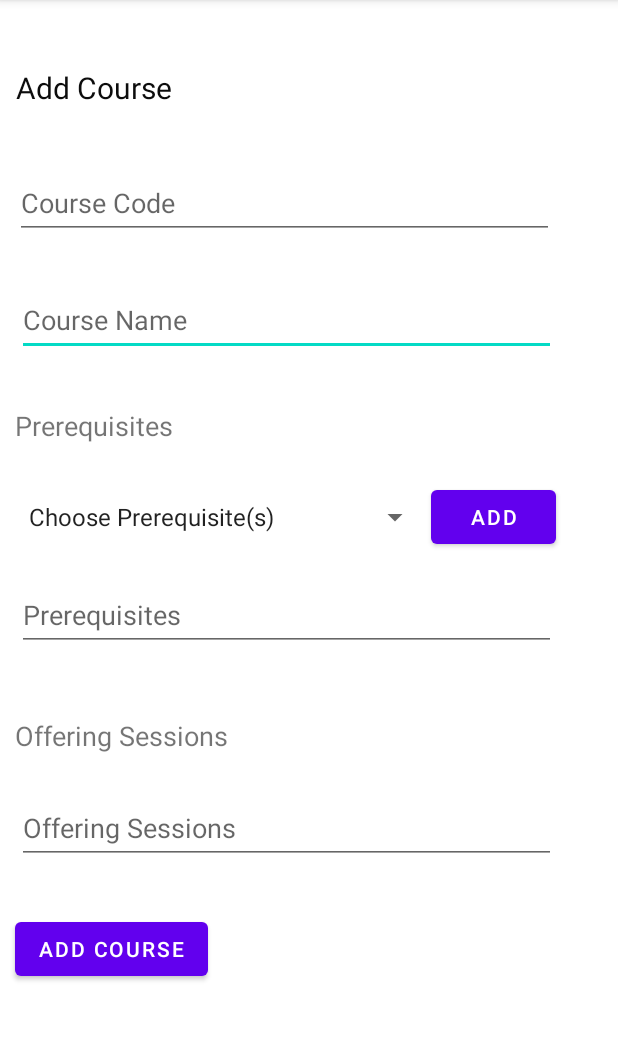
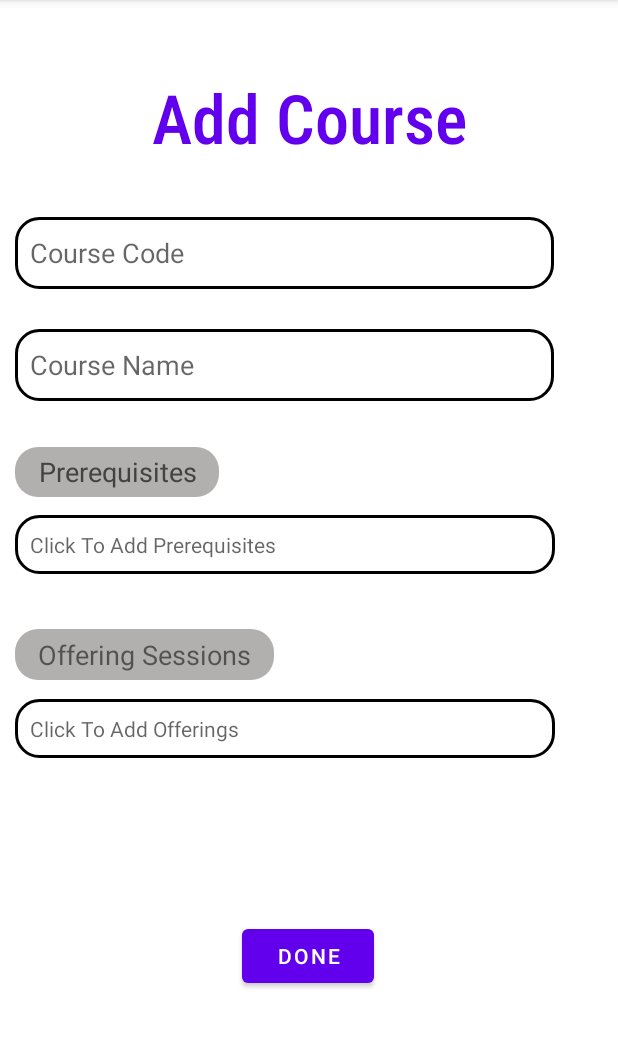
Before and after one commit to aks-456/b07-project, an Android app: the AddCourseAdmin screen opened directly, with no data from a screen before it, on a phone screen of 412 x 824 dp, the part 84-1132 px from its top. Run offline under Robolectric (Android 15) with nearby library versions, the phone set to English and light mode, and no system bars; our stand-ins replace Firebase (no records; nobody signed in at launch, a user with empty details on screens opened directly).

Commit message:
Debugging the Add Course Page
Debugging the Add Course Page

```diff
--- a/B07Project/app/src/main/java/com/example/b07project/AddCourseAdmin.java
+++ b/B07Project/app/src/main/java/com/example/b07project/AddCourseAdmin.java
@@ -3,14 +3,15 @@ package com.example.b07project;
 import androidx.annotation.NonNull;
 import androidx.appcompat.app.AppCompatActivity;
 
+import android.app.AlertDialog;
+import android.content.DialogInterface;
 import android.content.Intent;
 import android.os.Bundle;
 import android.util.Log;
 import android.view.View;
-import android.widget.ArrayAdapter;
 import android.widget.Button;
 import android.widget.EditText;
-import android.widget.Spinner;
+import android.widget.TextView;
 import android.widget.Toast;
 
 import com.google.android.gms.tasks.OnCompleteListener;
@@ -22,14 +23,19 @@ import com.google.firebase.database.DatabaseReference;
 import com.google.firebase.database.FirebaseDatabase;
 
 import java.util.ArrayList;
+import java.util.Collections;
 
 public class AddCourseAdmin extends AppCompatActivity {
 
-    EditText etCourseName, etCourseCode, etCourseOfferings, etPrerequisites;
-    Button btnAddCourse, btnAddPre;
-    Spinner spPre;
+    EditText etCourseName, etCourseCode;
+    TextView textviewpre, textviewoff;
+    Button finished_button;
+    private DatabaseReference mDatabase;
+    boolean[] selectedOptions, selectedOptions2;
+    ArrayList<Integer> selectedList = new ArrayList<>();
+    ArrayList<Integer> selectedList2 = new ArrayList<>();
 
-    private DatabaseReference mDatabase;
+
 
     @Override
     protected void onCreate(Bundle savedInstanceState) {
@@ -40,12 +46,10 @@ public class AddCourseAdmin extends AppCompatActivity {
 
         etCourseName = (EditText)findViewById(R.id.etCourseName);
         etCourseCode = (EditText)findViewById(R.id.etCourseCode);
-        etCourseOfferings = (EditText)findViewById(R.id.etCourseOfferings);
-        etPrerequisites = (EditText)findViewById(R.id.etPrerequisities);
-        btnAddCourse = (Button)findViewById(R.id.btnAddCourse);
-        btnAddPre = (Button)findViewById(R.id.btnAddPre);
-        spPre = (Spinner)findViewById(R.id.spPre);
+        textviewpre = (TextView)findViewById(R.id.textview_pre);
+        textviewoff = (TextView)findViewById(R.id.textview_off);
 
+        finished_button = (Button)findViewById(R.id.button_done);
 
         //Get current signed in user
         FirebaseUser user = FirebaseAuth.getInstance().getCurrentUser();
@@ -60,7 +64,6 @@ public class AddCourseAdmin extends AppCompatActivity {
 
         //Populate array for Prerequisites Dropdown
         ArrayList<String> preItems=new ArrayList<String>();
-        preItems.add("Choose Prerequisite(s)");
 
         //Get list of courses from firebase -- from admin id
         mDatabase.child("admin_courses").get().addOnCompleteListener(new OnCompleteListener<DataSnapshot>() {
@@ -76,38 +79,178 @@ public class AddCourseAdmin extends AppCompatActivity {
                     }
 
                 }
+                selectedOptions = new boolean[preItems.size()];
             }
         });
+        textviewpre.setOnClickListener(new View.OnClickListener() {
+            @Override
+            public void onClick(View view) {
+                AlertDialog.Builder builder = new AlertDialog.Builder(AddCourseAdmin.this);
+                builder.setTitle("Select Prerequisites");
+                builder.setCancelable(false);
+                String[] arr = preItems.toArray(new String[preItems.size()]);
 
-        // use default spinner item to show options in spinner
-        ArrayAdapter<String> preAdapter = new ArrayAdapter<String>(this, android.R.layout.simple_spinner_item, preItems);
-        spPre.setAdapter(preAdapter);
+                builder.setMultiChoiceItems(arr, selectedOptions, new DialogInterface.OnMultiChoiceClickListener() {
+                    @Override
+                    public void onClick(DialogInterface dialogInterface, int i, boolean b) {
+                        if (b) {
+                            selectedList.add(i);
+                            Collections.sort(selectedList);
+                        } else {
+                            selectedList.remove(Integer.valueOf(i));
+                        }
+                    }
+                });
+                builder.setPositiveButton("Done", new DialogInterface.OnClickListener() {
+                    @Override
+                    public void onClick(DialogInterface dialogInterface, int i) {
+                        // Initialize string builder
+                        StringBuilder stringBuilder = new StringBuilder();
+                        // use for loop
+                        for (int j = 0; j < selectedList.size(); j++) {
+                            // concat array value
+                            stringBuilder.append(arr[selectedList.get(j)]);
+                            // check condition
+                            if (j != selectedList.size() - 1) {
+                                stringBuilder.append(", ");
+                            }
+                        }
+                        // set text on textView
+                        textviewpre.setText(stringBuilder.toString());
+                    }
+                });
+                builder.setNegativeButton("Cancel", new DialogInterface.OnClickListener() {
+                    @Override
+                    public void onClick(DialogInterface dialogInterface, int i) {
+                        // dismiss dialog
+                        dialogInterface.dismiss();
+                    }
+                });
+                builder.setNeutralButton("Clear All", new DialogInterface.OnClickListener() {
+                    @Override
+                    public void onClick(DialogInterface dialogInterface, int i) {
+                        // use for loop
+                        for (int j = 0; j < selectedOptions.length; j++) {
+                            // remove all selection
+                            selectedOptions[j] = false;
+                            // clear language list
+                            selectedList.clear();
+                            // clear text view value
+                            textviewpre.setText("");
+                        }
+                    }
+                });
+                builder.show();
 
-        btnAddPre.setOnClickListener(new View.OnClickListener() {
+            }
+        });
+        textviewoff.setOnClickListener(new View.OnClickListener() {
             @Override
-            public void onClick(View v) {
-                String current = etPrerequisites.getText().toString().trim();
-                String newer = "";
-                if(!(spPre.getSelectedItem().toString().equals("Choose Prerequisite(s)"))) {
-                    if(current.equals("")) {
-                        newer = current+ spPre.getSelectedItem().toString();
-                    } else {
-                        newer = current + ", " + spPre.getSelectedItem().toString();
+            public void onClick(View view) {
+                AlertDialog.Builder builder = new AlertDialog.Builder(AddCourseAdmin.this);
+                builder.setTitle("Select Offerings");
+                builder.setCancelable(false);
+                String[] arr = {"Fall", "Winter", "Summer"};
+                selectedOptions2 = new boolean[arr.length];
+
+                builder.setMultiChoiceItems(arr, selectedOptions, new DialogInterface.OnMultiChoiceClickListener() {
+                    @Override
+                    public void onClick(DialogInterface dialogInterface, int i, boolean b) {
+                        // check condition
+                        if (b) {
+                            selectedList2.add(i);
+                            // Sort array list
+                            Collections.sort(selectedList2);
+                        } else {
+                            // when checkbox unselected
+                            // Remove position from langList
+                            selectedList2.remove(Integer.valueOf(i));
+                        }
                     }
-                    etPrerequisites.setText(newer);
+                });
+                builder.setPositiveButton("Done", new DialogInterface.OnClickListener() {
+                    @Override
+                    public void onClick(DialogInterface dialogInterface, int i) {
+                        // Initialize string builder
+                        StringBuilder stringBuilder = new StringBuilder();
+                        // use for loop
+                        for (int j = 0; j < selectedList2.size(); j++) {
+                            // concat array value
+                            stringBuilder.append(arr[selectedList2.get(j)]);
+                            // check condition
+                            if (j != selectedList2.size() - 1) {
+                                // When j value  not equal
+                                // to lang list size - 1
+                                // add comma
+                                stringBuilder.append(", ");
+                            }
+                        }
+                        // set text on textView
+                        textviewoff.setText(stringBuilder.toString());
+                    }
+                });
+                builder.setNegativeButton("Cancel", new DialogInterface.OnClickListener() {
+                    @Override
+                    public void onClick(DialogInterface dialogInterface, int i) {
+                        // dismiss dialog
+                        selectedList2.clear();
+                        dialogInterface.dismiss();
 
-                }
+                    }
+                });
+                builder.setNeutralButton("Clear All", new DialogInterface.OnClickListener() {
+                    @Override
+                    public void onClick(DialogInterface dialogInterface, int i) {
+                        // use for loop
+                        for (int j = 0; j < selectedOptions2.length; j++) {
+                            // remove all selection
+                            selectedOptions2[j] = false;
+                            // clear language list
+                            selectedList2.clear();
+                            // clear text view value
+                            textviewoff.setText("");
+                        }
+                    }
+                });
+                builder.show();
+
             }
         });
 
 
-        btnAddCourse.setOnClickListener(new View.OnClickListener() {
+
+        // use default spinner item to show options in spinner
+//        ArrayAdapter<String> preAdapter = new ArrayAdapter<String>(this, android.R.layout.simple_spinner_item, preItems);
+//        spPre.setAdapter(preAdapter);
+//
+//        btnAddPre.setOnClickListener(new View.OnClickListener() {
+//            @Override
+//            public void onClick(View v) {
+//                String current = etPrerequisites.getText().toString().trim();
+//                String newer = "";
+//                if(!(spPre.getSelectedItem().toString().equals("Choose Prerequisite(s)"))) {
+//                    if(current.equals("")) {
+//                        newer = current+ spPre.getSelectedItem().toString();
+//                    } else {
+//                        newer = current + ", " + spPre.getSelectedItem().toString();
+//                    }
+//                    etPrerequisites.setText(newer);
+//
+//                }
+//            }
+//        });
+//
+//
+        finished_button.setOnClickListener(new View.OnClickListener() {
             @Override
             public void onClick(View view) {
                 String strCourseName = etCourseName.getText().toString().trim();
                 String strCourseCode = etCourseCode.getText().toString().trim();
-                String strPrerequisites = etPrerequisites.getText().toString().trim();
-                String strOfferings = etCourseOfferings.getText().toString().trim();
+                String strPrerequisites =  textviewpre.getText().toString().trim();
+                String strOfferings =  textviewoff.getText().toString().trim();
+
+//                String strPrerequisites = etPrerequisites.getText().toString().trim();
+//                String strOfferings = etCourseOfferings.getText().toString().trim();
 
                 //Get current signed in user
                 FirebaseUser user = FirebaseAuth.getInstance().getCurrentUser();
@@ -119,7 +262,6 @@ public class AddCourseAdmin extends AppCompatActivity {
                     // FirebaseUser.getIdToken() instead.
                     uid = user.getUid();
                 }
-
                 //Change to uid
                 writeNewCourse(strCourseName, strCourseCode, strPrerequisites, strOfferings);
                 Intent intent = new Intent(AddCourseAdmin.this, EditCourses.class);
--- a/B07Project/app/src/main/java/com/example/b07project/EditCourseAdmin.java
+++ b/B07Project/app/src/main/java/com/example/b07project/EditCourseAdmin.java
@@ -3,7 +3,6 @@ package com.example.b07project;
 import androidx.annotation.NonNull;
 import androidx.appcompat.app.AppCompatActivity;
 
-import android.content.Intent;
 import android.os.Bundle;
 import android.view.View;
 import android.widget.ArrayAdapter;
@@ -41,7 +40,7 @@ public class EditCourseAdmin extends AppCompatActivity {
         etCourseCode = (EditText)findViewById(R.id.etCourseCode);
         etCourseOfferings = (EditText)findViewById(R.id.etCourseOfferings);
         etPrerequisites = (EditText)findViewById(R.id.etPrerequisities);
-        btnAddCourse = (Button)findViewById(R.id.btnAddCourse);
+        btnAddCourse = (Button)findViewById(R.id.doneButton);
         btnAddPre = (Button)findViewById(R.id.btnAddPre);
         spPre = (Spinner)findViewById(R.id.spPre);
 
--- a/B07Project/app/src/main/res/layout/activity_add_course_admin.xml
+++ b/B07Project/app/src/main/res/layout/activity_add_course_admin.xml
@@ -7,136 +7,138 @@
     tools:context=".AddCourseAdmin">
 
     <TextView
-        android:id="@+id/textView"
-        android:layout_width="137dp"
-        android:layout_height="31dp"
-        android:text="@string/add_course"
-        android:textColor="#0C0C0C"
-        android:textSize="20sp"
+        android:id="@+id/textview_off"
+        android:layout_width="360dp"
+        android:layout_height="wrap_content"
+        android:background="@drawable/background_list_view"
+        android:hint="@string/click_to_add_offerings"
+        android:paddingStart="10dp"
+        android:paddingTop="10dp"
+        android:paddingEnd="10dp"
+
+        android:paddingBottom="10dp"
         app:layout_constraintBottom_toBottomOf="parent"
         app:layout_constraintEnd_toEndOf="parent"
-        app:layout_constraintHorizontal_bias="0.04"
+        app:layout_constraintHorizontal_bias="0.196"
+        app:layout_constraintStart_toStartOf="parent"
+        app:layout_constraintTop_toBottomOf="@+id/textView3"
+        app:layout_constraintVertical_bias="0.045" />
+
+    <TextView
+        android:id="@+id/textView"
+        android:layout_width="279dp"
+        android:layout_height="67dp"
+        android:fontFamily="sans-serif-condensed-medium"
+        android:gravity="center"
+        android:text="@string/add_course"
+        android:textColor="@color/purple_500"
+        android:textSize="45sp"
+        app:layout_constraintBottom_toBottomOf="parent"
+        app:layout_constraintEnd_toEndOf="parent"
         app:layout_constraintStart_toStartOf="parent"
         app:layout_constraintTop_toTopOf="parent"
-        app:layout_constraintVertical_bias="0.061" />
+        app:layout_constraintVertical_bias="0.064" />
 
     <EditText
         android:id="@+id/etCourseName"
         android:layout_width="359dp"
         android:layout_height="48dp"
+        android:background="@drawable/background_list_view"
         android:ems="10"
         android:hint="@string/course_name"
         android:inputType="textPersonName"
+        android:paddingHorizontal="10dp"
+
         app:layout_constraintBottom_toBottomOf="parent"
         app:layout_constraintEnd_toEndOf="parent"
-        app:layout_constraintHorizontal_bias="0.211"
+        app:layout_constraintHorizontal_bias="0.192"
         app:layout_constraintStart_toStartOf="parent"
         app:layout_constraintTop_toBottomOf="@+id/etCourseCode"
-        app:layout_constraintVertical_bias="0.053" />
+        app:layout_constraintVertical_bias="0.05"
+        android:importantForAutofill="no" />
 
     <EditText
         android:id="@+id/etCourseCode"
         android:layout_width="359dp"
+
         android:layout_height="48dp"
+        android:background="@drawable/background_list_view"
         android:ems="10"
-        android:hint="Course Code"
+        android:hint="@string/course_code"
+
         android:inputType="textPersonName"
+        android:paddingHorizontal="10dp"
         app:layout_constraintBottom_toBottomOf="parent"
         app:layout_constraintEnd_toEndOf="parent"
         app:layout_constraintHorizontal_bias="0.192"
         app:layout_constraintStart_toStartOf="parent"
         app:layout_constraintTop_toBottomOf="@+id/textView"
-        app:layout_constraintVertical_bias="0.055" />
-
-    <EditText
-        android:id="@+id/etPrerequisities"
-        android:layout_width="359dp"
-        android:layout_height="48dp"
-        android:ems="10"
-        android:hint="Prerequisites"
-        android:inputType="textPersonName"
-        app:layout_constraintBottom_toBottomOf="parent"
-        app:layout_constraintEnd_toEndOf="parent"
-        app:layout_constraintHorizontal_bias="0.211"
-        app:layout_constraintStart_toStartOf="parent"
-        app:layout_constraintTop_toBottomOf="@+id/spPre"
-        app:layout_constraintVertical_bias="0.049" />
-
-    <EditText
-        android:id="@+id/etCourseOfferings"
-        android:layout_width="359dp"
-        android:layout_height="48dp"
-        android:ems="10"
-        android:hint="Offering Sessions"
-        android:inputType="textPersonName"
-        app:layout_constraintBottom_toBottomOf="parent"
-        app:layout_constraintEnd_toEndOf="parent"
-        app:layout_constraintHorizontal_bias="0.211"
-        app:layout_constraintStart_toStartOf="parent"
-        app:layout_constraintTop_toBottomOf="@+id/textView3"
-        app:layout_constraintVertical_bias="0.078" />
-
-    <Button
-        android:id="@+id/btnAddCourse"
-        android:layout_width="wrap_content"
-        android:layout_height="wrap_content"
-        android:text="@string/add_course"
-        app:layout_constraintBottom_toBottomOf="parent"
-        app:layout_constraintEnd_toEndOf="parent"
-        app:layout_constraintHorizontal_bias="0.035"
-        app:layout_constraintStart_toStartOf="parent"
-        app:layout_constraintTop_toBottomOf="@+id/etCourseOfferings"
-        app:layout_constraintVertical_bias="0.227" />
-
-    <Spinner
-        android:id="@+id/spPre"
-        android:layout_width="276dp"
-        android:layout_height="48dp"
-        app:layout_constraintBottom_toBottomOf="parent"
-        app:layout_constraintEnd_toEndOf="parent"
-        app:layout_constraintHorizontal_bias="0.081"
-        app:layout_constraintStart_toStartOf="parent"
-        app:layout_constraintTop_toBottomOf="@+id/textView2"
-        app:layout_constraintVertical_bias="0.038" />
+        app:layout_constraintVertical_bias="0.054"
+        android:importantForAutofill="no" />
 
     <TextView
         android:id="@+id/textView2"
-        android:layout_width="132dp"
+        android:layout_width="wrap_content"
         android:layout_height="33dp"
+        android:background="@drawable/background_button"
+        android:gravity="center"
+        android:paddingHorizontal="15dp"
         android:text="@string/prerequisites"
+        android:textColor="#424242"
         android:textSize="18sp"
         app:layout_constraintBottom_toBottomOf="parent"
         app:layout_constraintEnd_toEndOf="parent"
-        app:layout_constraintHorizontal_bias="0.035"
+        app:layout_constraintHorizontal_bias="0.036"
         app:layout_constraintStart_toStartOf="parent"
         app:layout_constraintTop_toBottomOf="@+id/etCourseName"
-        app:layout_constraintVertical_bias="0.068" />
+        app:layout_constraintVertical_bias="0.066" />
 
     <TextView
         android:id="@+id/textView3"
-        android:layout_width="175dp"
+        android:layout_width="wrap_content"
         android:layout_height="34dp"
-        android:layout_marginTop="32dp"
+        android:layout_marginBottom="276dp"
+        android:background="@drawable/background_button"
+        android:gravity="center"
+        android:paddingHorizontal="15dp"
         android:text="@string/offering_sessions"
         android:textSize="18sp"
         app:layout_constraintBottom_toBottomOf="parent"
         app:layout_constraintEnd_toEndOf="parent"
-        app:layout_constraintHorizontal_bias="0.042"
+        app:layout_constraintHorizontal_bias="0.041"
         app:layout_constraintStart_toStartOf="parent"
-        app:layout_constraintTop_toBottomOf="@+id/etPrerequisities"
-        app:layout_constraintVertical_bias="0.046" />
+        app:layout_constraintTop_toBottomOf="@+id/textview_pre"
+        app:layout_constraintVertical_bias="0.489"
+        tools:ignore="TextContrastCheck" />
+
+    <TextView
+        android:id="@+id/textview_pre"
+        android:layout_width="360dp"
+        android:layout_height="wrap_content"
+        android:background="@drawable/background_list_view"
+        android:hint="@string/click_to_add_prerequisites"
+        android:paddingStart="10dp"
+        android:paddingTop="10dp"
+        android:paddingEnd="10dp"
+        android:paddingBottom="10dp"
+        app:layout_constraintBottom_toBottomOf="parent"
+        app:layout_constraintEnd_toEndOf="parent"
+        app:layout_constraintHorizontal_bias="0.196"
+        app:layout_constraintStart_toStartOf="parent"
+        app:layout_constraintTop_toBottomOf="@+id/textView2"
+        app:layout_constraintVertical_bias="0.031" />
 
     <Button
-        android:id="@+id/btnAddPre"
-        android:layout_width="83dp"
+        android:id="@+id/button_done"
+        android:layout_width="wrap_content"
         android:layout_height="wrap_content"
-        android:text="@string/add"
+        android:text="@string/done"
         app:layout_constraintBottom_toBottomOf="parent"
         app:layout_constraintEnd_toEndOf="parent"
-        app:layout_constraintHorizontal_bias="0.0"
-        app:layout_constraintStart_toEndOf="@+id/spPre"
-        app:layout_constraintTop_toTopOf="@+id/spPre"
-        app:layout_constraintVertical_bias="0.0" />
+        app:layout_constraintHorizontal_bias="0.498"
+        app:layout_constraintStart_toStartOf="parent"
+        app:layout_constraintTop_toBottomOf="@+id/textview_off"
+        app:layout_constraintVertical_bias="0.502" />
 
 
 </androidx.constraintlayout.widget.ConstraintLayout>
--- a/B07Project/app/src/main/res/layout/activity_edit_course_admin.xml
+++ b/B07Project/app/src/main/res/layout/activity_edit_course_admin.xml
@@ -77,7 +77,7 @@
         app:layout_constraintVertical_bias="0.078" />
 
     <Button
-        android:id="@+id/btnAddCourse"
+        android:id="@+id/doneButton"
         android:layout_width="wrap_content"
         android:layout_height="wrap_content"
         android:text="@string/edit_course"
--- a/B07Project/app/src/main/res/values/strings.xml
+++ b/B07Project/app/src/main/res/values/strings.xml
@@ -40,4 +40,8 @@
     <string name="Back_button_edit_courses">Back</string>
     <string name="avalialbe_courses">Avalialbe Courses</string>
     <string name="click_to_edit_or_delete_a_course">Click To Edit or Delete A Course</string>
+    <string name="click_to_add_prerequisites">Click To Add Prerequisites</string>
+    <string name="click_to_add_offerings">Click To Add Offerings</string>
+    <string name="done">Done</string>
+    <string name="course_code">Course Code</string>
 </resources>
```
